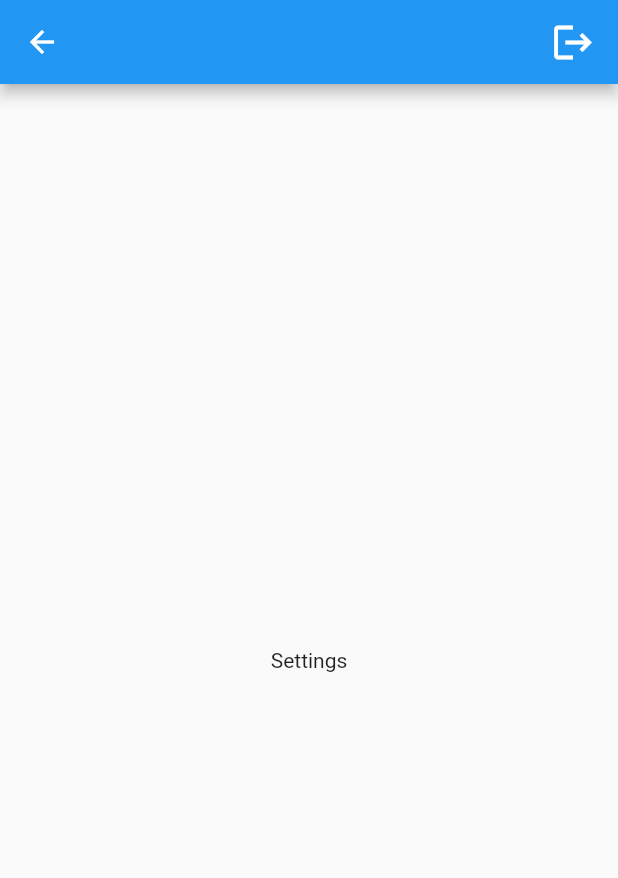
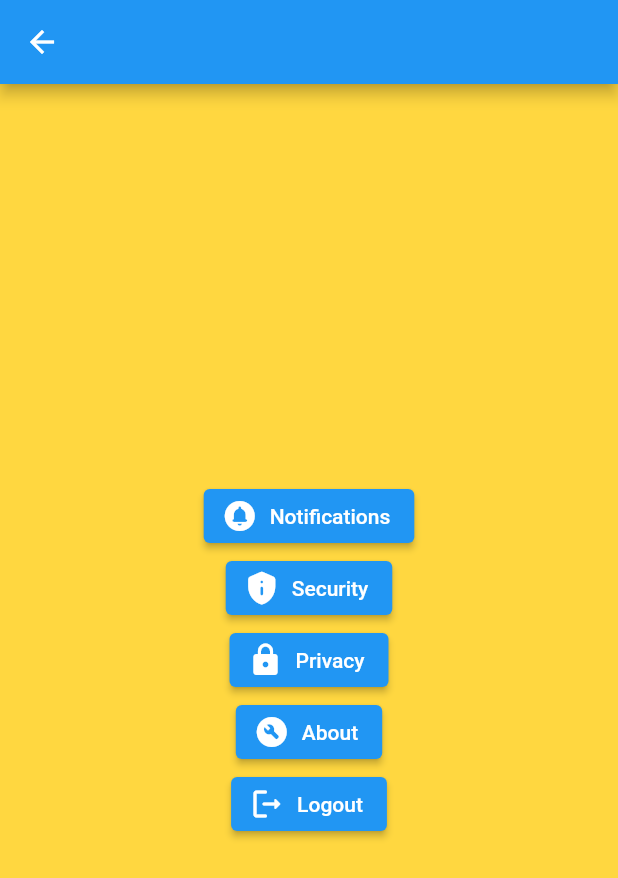
Before and after one commit to orbijo/mobdev_app, a Flutter app: the Settings screen opened by its route, on a phone screen of 412 x 824 dp. Shown: the top 878 px of the screen. Run offline on Flutter 3.47's test engine with Material 2 defaults, Android fonts, the phone set to English and light mode, and no system bars.

Commit message:
edited UI changes to settings and add pass parameter function to dashboard

```diff
--- /dev/null
+++ b/lib/arguments/FormData.dart
@@ -0,0 +1,5 @@
+class FormData{
+  String email;
+
+  FormData(this.email);
+}
--- a/lib/screens/Settings.dart
+++ b/lib/screens/Settings.dart
@@ -1,5 +1,7 @@
 import 'package:flutter/material.dart';
 import 'package:mobdev_app/screens/LoginScreen.dart';
+import 'package:mobdev_app/widgets/PrimaryButton.dart';
+
 
 class Settings extends StatefulWidget {
   static String routeName = "/settings";
@@ -12,25 +14,76 @@ class _SettingsState extends State<Settings> {
   @override
   Widget build(BuildContext context) {
     return Scaffold(
+      backgroundColor: Colors.amberAccent,
       appBar: AppBar(
-        actions: [
-          GestureDetector(
-            onTap: () {
-              Navigator.of(context).pushNamedAndRemoveUntil(
+
+
+      ),
+      body:  Center(
+
+        child: Column(
+            mainAxisAlignment: MainAxisAlignment.center,
+
+            children: [
+              ElevatedButton.icon(
+              onPressed: () {
+
+              },
+              icon: const Icon(
+                Icons.circle_notifications_rounded,
+                size: 24.0,
+              ),
+              label: const Text('Notifications')
+              ),
+
+              ElevatedButton.icon(
+              onPressed: () {
+
+              },
+              icon: const Icon(
+                Icons.privacy_tip_rounded,
+                size: 24.0,
+              ),
+              label: const Text('Security')
+              ),
+
+              ElevatedButton.icon(
+              onPressed: () {
+
+              },
+              icon: const Icon(
+                Icons.lock_rounded,
+                size: 24.0,
+              ),
+              label: const Text('Privacy')
+              ),
+
+              ElevatedButton.icon(
+              onPressed: () {
+
+              },
+              icon: const Icon(
+                Icons.build_circle_rounded,
+                size: 24.0,
+              ),
+              label: const Text('About')
+              ),
+
+              ElevatedButton.icon(
+              onPressed: () {Navigator.of(context).pushNamedAndRemoveUntil(
                   LoginScreen.routeName, (Route<dynamic> route) => false);
-            },
-            child: const Padding(
-              padding: EdgeInsets.only(right: 15.0),
-              child: Icon(
-                Icons.logout,
-                size: 30,
+                  },
+              icon: const Icon(
+                Icons.logout_rounded,
+                size: 24.0,
               ),
-            ),
+              label: const Text('Logout')
+              )
+            ],
+
+
           )
-        ],
-      ),
-      body: const Center(
-        child: Text("Settings"),
+
       ),
     );
   }
```
Also changed, not shown: lib/screens/Dashboard.dart (+19 -4 lines).
